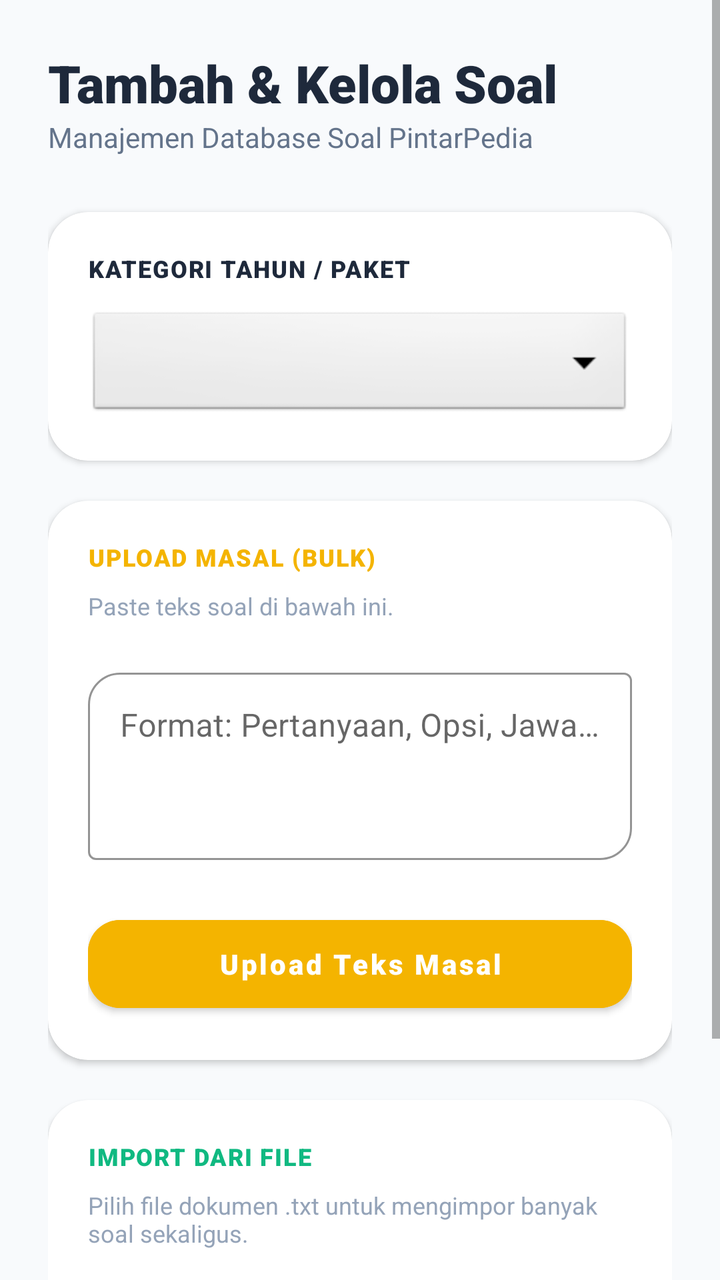
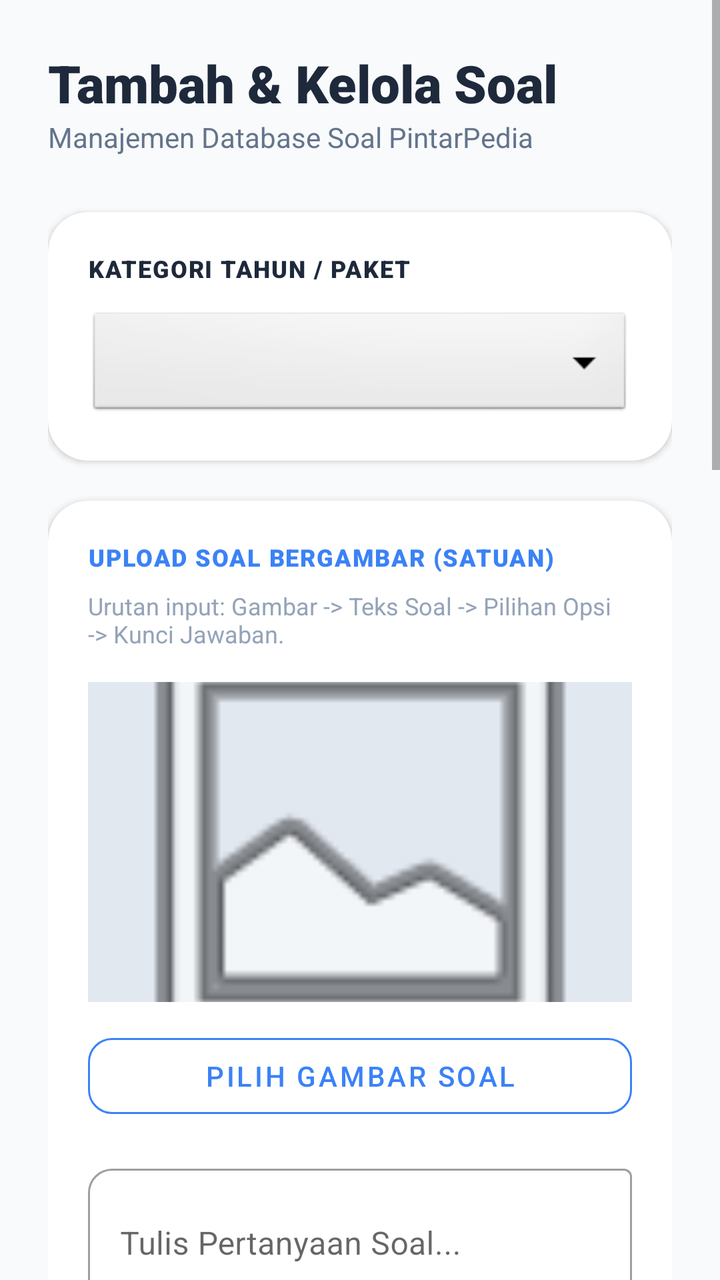

The first picture is an Android layout as it rendered before a commit; the second is the same layout after the commit. The layout source and the unified diff follow.
<!-- AndroidManifest.xml: application theme Theme.PintarPedia -->
<!-- res/layout/activity_admin_add_soal.xml -->
<?xml version="1.0" encoding="utf-8"?>
<ScrollView xmlns:android="http://schemas.android.com/apk/res/android"
    xmlns:app="http://schemas.android.com/apk/res-auto"
    xmlns:tools="http://schemas.android.com/tools"
    android:layout_width="match_parent"
    android:layout_height="match_parent"
    android:background="#F8FAFC"
    android:fillViewport="true"
    tools:ignore="HardcodedText">

    <LinearLayout
        android:layout_width="match_parent"
        android:layout_height="wrap_content"
        android:orientation="vertical"
        android:padding="24dp">

        <TextView
            android:layout_width="wrap_content"
            android:layout_height="wrap_content"
            android:text="Tambah &amp; Kelola Soal"
            android:textColor="#1E293B"
            android:textSize="26sp"
            android:fontFamily="sans-serif-black" />

        <TextView
            android:layout_width="wrap_content"
            android:layout_height="wrap_content"
            android:text="Manajemen Database Soal PintarPedia"
            android:textColor="#64748B"
            android:textSize="14sp"
            android:layout_marginBottom="28dp" />

        
        <com.google.android.material.card.MaterialCardView
            android:layout_width="match_parent"
            android:layout_height="wrap_content"
            android:layout_marginBottom="20dp"
            app:cardCornerRadius="20dp"
            app:cardElevation="2dp"
            app:strokeWidth="0dp">

            <LinearLayout
                android:layout_width="match_parent"
                android:layout_height="wrap_content"
                android:orientation="vertical"
                android:padding="20dp">

                <TextView
                    android:layout_width="wrap_content"
                    android:layout_height="wrap_content"
                    android:text="Kategori Tahun / Paket"
                    android:fontFamily="sans-serif-black"
                    android:textColor="#1E293B"
                    android:textAllCaps="true"
                    android:textSize="12sp"
                    android:letterSpacing="0.05" />

                <Spinner
                    android:id="@+id/spinnerKategori"
                    android:layout_width="match_parent"
                    android:layout_height="56dp"
                    android:layout_marginTop="12dp"
                    android:background="@android:drawable/btn_dropdown" />
            </LinearLayout>
        </com.google.android.material.card.MaterialCardView>

        
        <com.google.android.material.card.MaterialCardView
            android:layout_width="match_parent"
            android:layout_height="wrap_content"
            android:layout_marginBottom="20dp"
            app:cardCornerRadius="20dp"
            app:cardElevation="2dp"
            app:strokeWidth="0dp">

            <LinearLayout
                android:layout_width="match_parent"
                android:layout_height="wrap_content"
                android:orientation="vertical"
                android:padding="20dp">

                <TextView
                    android:layout_width="wrap_content"
                    android:layout_height="wrap_content"
                    android:text="Upload Masal (Bulk)"
                    android:fontFamily="sans-serif-black"
                    android:textColor="#F4B400"
                    android:textAllCaps="true"
                    android:textSize="12sp"
                    android:letterSpacing="0.05"
                    android:layout_marginBottom="8dp" />

                <TextView
                    android:layout_width="wrap_content"
                    android:layout_height="wrap_content"
                    android:text="Paste teks soal di bawah ini."
                    android:textSize="12sp"
                    android:textColor="#94A3B8"
                    android:layout_marginBottom="20dp" />

                <com.google.android.material.textfield.TextInputLayout
                    style="@style/Widget.MaterialComponents.TextInputLayout.OutlinedBox"
                    android:layout_width="match_parent"
                    android:layout_height="wrap_content"
                    android:layout_marginBottom="24dp"
                    app:boxCornerRadiusTopStart="16dp"
                    app:boxCornerRadiusBottomEnd="16dp"
                    app:boxStrokeColor="#F4B400">
                    <com.google.android.material.textfield.TextInputEditText
                        android:id="@+id/etBulkSoal"
                        android:layout_width="match_parent"
                        android:layout_height="wrap_content"
                        android:hint="Format: Pertanyaan, Opsi, Jawaban"
                        android:inputType="textMultiLine"
                        android:minLines="3"
                        android:gravity="top"
                        android:textColor="#1E293B" />
                </com.google.android.material.textfield.TextInputLayout>

                <com.google.android.material.button.MaterialButton
                    android:id="@+id/btnUploadBulk"
                    android:layout_width="match_parent"
                    android:layout_height="56dp"
                    android:text="Upload Teks Masal"
                    android:fontFamily="sans-serif-black"
                    android:textAllCaps="false"
                    app:cornerRadius="16dp"
                    android:backgroundTint="#F4B400"
                    app:elevation="4dp" />

            </LinearLayout>
        </com.google.android.material.card.MaterialCardView>

        
        <com.google.android.material.card.MaterialCardView
            android:layout_width="match_parent"
            android:layout_height="wrap_content"
            android:layout_marginBottom="40dp"
            app:cardCornerRadius="20dp"
            app:cardElevation="2dp"
            app:strokeWidth="0dp">

            <LinearLayout
                android:layout_width="match_parent"
                android:layout_height="wrap_content"
                android:orientation="vertical"
                android:padding="20dp">

                <TextView
                    android:layout_width="wrap_content"
                    android:layout_height="wrap_content"
                    android:text="Import dari File"
                    android:fontFamily="sans-serif-black"
                    android:textColor="#10B981"
                    android:textAllCaps="true"
                    android:textSize="12sp"
                    android:letterSpacing="0.05"
                    android:layout_marginBottom="8dp" />

                <TextView
                    android:layout_width="wrap_content"
                    android:layout_height="wrap_content"
                    android:text="Pilih file dokumen .txt untuk mengimpor banyak soal sekaligus."
                    android:textSize="12sp"
                    android:textColor="#94A3B8"
                    android:layout_marginBottom="20dp" />

                <com.google.android.material.button.MaterialButton
                    android:id="@+id/btnChooseFile"
                    style="@style/Widget.MaterialComponents.Button.OutlinedButton"
                    android:layout_width="match_parent"
                    android:layout_height="60dp"
                    android:text="Pilih File doc/pdf"
                    android:fontFamily="sans-serif-medium"
                    android:textAllCaps="false"
                    app:cornerRadius="16dp"
                    app:strokeColor="#10B981"
                    app:icon="@drawable/ic_book"
                    app:iconGravity="textStart"
                    app:iconTint="#10B981"
                    android:textColor="#10B981" />

            </LinearLayout>
        </com.google.android.material.card.MaterialCardView>

    </LinearLayout>
</ScrollView>
<!-- resources referenced by this layout -->
<resources>
  <!-- drawable ic_book (drawable) -->
  <vector xmlns:android="http://schemas.android.com/apk/res/android" android:autoMirrored="true" android:height="24dp" android:tint="#000000" android:viewportHeight="960" android:viewportWidth="960" android:width="24dp">
        
      <path android:fillColor="@android:color/white" android:pathData="M240,560L560,560L560,480L240,480L240,560ZM240,440L720,440L720,360L240,360L240,440ZM240,320L720,320L720,240L240,240L240,320ZM80,880L80,160Q80,127 103.5,103.5Q127,80 160,80L800,80Q833,80 856.5,103.5Q880,127 880,160L880,640Q880,673 856.5,696.5Q833,720 800,720L240,720L80,880ZM206,640L800,640Q800,640 800,640Q800,640 800,640L800,160Q800,160 800,160Q800,160 800,160L160,160Q160,160 160,160Q160,160 160,160L160,685L206,640ZM160,640L160,640L160,160Q160,160 160,160Q160,160 160,160L160,160Q160,160 160,160Q160,160 160,160L160,640Q160,640 160,640Q160,640 160,640Z"/>
      
  </vector>
  <style name="Theme.PintarPedia" parent="Theme.MaterialComponents.Light.NoActionBar">
          <item name="colorPrimary">#2196F3</item>
          <item name="colorPrimaryVariant">#1976D2</item>
          <item name="colorOnPrimary">@color/white</item>
          <item name="android:windowBackground">@color/white</item>
          <item name="android:statusBarColor">#2196F3</item>
          <item name="android:windowLightStatusBar">false</item>
      </style>
  <color name="white">#FFFFFF</color>
</resources>

<!-- the commit's change to res/layout/activity_admin_add_soal.xml (unified diff, before → after) -->
@@ -61,6 +61,176 @@
                     android:layout_height="56dp"
                     android:layout_marginTop="12dp"
                     android:background="@android:drawable/btn_dropdown" />
+            </LinearLayout>
+        </com.google.android.material.card.MaterialCardView>
+
+        
+        <com.google.android.material.card.MaterialCardView
+            android:layout_width="match_parent"
+            android:layout_height="wrap_content"
+            android:layout_marginBottom="20dp"
+            app:cardCornerRadius="20dp"
+            app:cardElevation="2dp"
+            app:strokeWidth="0dp">
+
+            <LinearLayout
+                android:layout_width="match_parent"
+                android:layout_height="wrap_content"
+                android:orientation="vertical"
+                android:padding="20dp">
+
+                <TextView
+                    android:layout_width="wrap_content"
+                    android:layout_height="wrap_content"
+                    android:text="Upload Soal Bergambar (Satuan)"
+                    android:fontFamily="sans-serif-black"
+                    android:textColor="#3B82F6"
+                    android:textAllCaps="true"
+                    android:textSize="12sp"
+                    android:letterSpacing="0.05"
+                    android:layout_marginBottom="8dp" />
+
+                <TextView
+                    android:layout_width="wrap_content"
+                    android:layout_height="wrap_content"
+                    android:text="Urutan input: Gambar -> Teks Soal -> Pilihan Opsi -> Kunci Jawaban."
+                    android:textSize="12sp"
+                    android:textColor="#94A3B8"
+                    android:layout_marginBottom="16dp" />
+
+                <ImageView
+                    android:id="@+id/ivPreviewSoal"
+                    android:layout_width="match_parent"
+                    android:layout_height="160dp"
+                    android:scaleType="centerCrop"
+                    android:background="#E2E8F0"
+                    android:src="@android:drawable/ic_menu_gallery"
+                    android:contentDescription="Preview Gambar Soal"
+                    android:layout_marginBottom="12dp" />
+
+                <com.google.android.material.button.MaterialButton
+                    android:id="@+id/btnPilihGambar"
+                    style="@style/Widget.MaterialComponents.Button.OutlinedButton"
+                    android:layout_width="match_parent"
+                    android:layout_height="50dp"
+                    android:text="Pilih Gambar Soal"
+                    app:cornerRadius="12dp"
+                    app:strokeColor="#3B82F6"
+                    android:textColor="#3B82F6"
+                    android:layout_marginBottom="16dp"/>
+
+                <com.google.android.material.textfield.TextInputLayout
+                    style="@style/Widget.MaterialComponents.TextInputLayout.OutlinedBox"
+                    android:layout_width="match_parent"
+                    android:layout_height="wrap_content"
+                    android:layout_marginBottom="12dp"
+                    app:boxCornerRadiusTopStart="12dp"
+                    app:boxCornerRadiusBottomEnd="12dp">
+                    <com.google.android.material.textfield.TextInputEditText
+                        android:id="@+id/etSinglePertanyaan"
+                        android:layout_width="match_parent"
+                        android:layout_height="wrap_content"
+                        android:hint="Tulis Pertanyaan Soal..."
+                        android:inputType="textMultiLine"
+                        android:minLines="2" />
+                </com.google.android.material.textfield.TextInputLayout>
+
+                <com.google.android.material.textfield.TextInputLayout
+                    style="@style/Widget.MaterialComponents.TextInputLayout.OutlinedBox"
+                    android:layout_width="match_parent"
+                    android:layout_height="wrap_content"
+                    android:layout_marginBottom="8dp"
+                    app:boxCornerRadiusTopStart="12dp"
+                    app:boxCornerRadiusBottomEnd="12dp">
+                    <com.google.android.material.textfield.TextInputEditText
+                        android:id="@+id/etOpsiA"
+                        android:layout_width="match_parent"
+                        android:layout_height="wrap_content"
+                        android:hint="Pilihan Opsi A" />
+                </com.google.android.material.textfield.TextInputLayout>
+
+                <com.google.android.material.textfield.TextInputLayout
+                    style="@style/Widget.MaterialComponents.TextInputLayout.OutlinedBox"
+                    android:layout_width="match_parent"
+                    android:layout_height="wrap_content"
+                    android:layout_marginBottom="8dp"
+                    app:boxCornerRadiusTopStart="12dp"
+                    app:boxCornerRadiusBottomEnd="12dp">
+                    <com.google.android.material.textfield.TextInputEditText
+                        android:id="@+id/etOpsiB"
+                        android:layout_width="match_parent"
+                        android:layout_height="wrap_content"
+                        android:hint="Pilihan Opsi B" />
+                </com.google.android.material.textfield.TextInputLayout>
+
+                <com.google.android.material.textfield.TextInputLayout
+                    style="@style/Widget.MaterialComponents.TextInputLayout.OutlinedBox"
+                    android:layout_width="match_parent"
+                    android:layout_height="wrap_content"
+                    android:layout_marginBottom="8dp"
+                    app:boxCornerRadiusTopStart="12dp"
+                    app:boxCornerRadiusBottomEnd="12dp">
+                    <com.google.android.material.textfield.TextInputEditText
+                        android:id="@+id/etOpsiC"
+                        android:layout_width="match_parent"
+                        android:layout_height="wrap_content"
+                        android:hint="Pilihan Opsi C" />
+                </com.google.android.material.textfield.TextInputLayout>
+
+                <com.google.android.material.textfield.TextInputLayout
+                    style="@style/Widget.MaterialComponents.TextInputLayout.OutlinedBox"
+                    android:layout_width="match_parent"
+                    android:layout_height="wrap_content"
+                    android:layout_marginBottom="8dp"
+                    app:boxCornerRadiusTopStart="12dp"
+                    app:boxCornerRadiusBottomEnd="12dp">
+                    <com.google.android.material.textfield.TextInputEditText
+                        android:id="@+id/etOpsiD"
+                        android:layout_width="match_parent"
+                        android:layout_height="wrap_content"
+                        android:hint="Pilihan Opsi D" />
+                </com.google.android.material.textfield.TextInputLayout>
+
+                <com.google.android.material.textfield.TextInputLayout
+                    style="@style/Widget.MaterialComponents.TextInputLayout.OutlinedBox"
+                    android:layout_width="match_parent"
+                    android:layout_height="wrap_content"
+                    android:layout_marginBottom="16dp"
+                    app:boxCornerRadiusTopStart="12dp"
+                    app:boxCornerRadiusBottomEnd="12dp">
+                    <com.google.android.material.textfield.TextInputEditText
+                        android:id="@+id/etOpsiE"
+                        android:layout_width="match_parent"
+                        android:layout_height="wrap_content"
+                        android:hint="Pilihan Opsi E" />
+                </com.google.android.material.textfield.TextInputLayout>
+
+                <com.google.android.material.textfield.TextInputLayout
+                    style="@style/Widget.MaterialComponents.TextInputLayout.OutlinedBox"
+                    android:layout_width="match_parent"
+                    android:layout_height="wrap_content"
+                    android:layout_marginBottom="24dp"
+                    app:boxCornerRadiusTopStart="12dp"
+                    app:boxCornerRadiusBottomEnd="12dp">
+                    <com.google.android.material.textfield.TextInputEditText
+                        android:id="@+id/etKunciJawaban"
+                        android:layout_width="match_parent"
+                        android:layout_height="wrap_content"
+                        android:hint="Kunci Jawaban Benar (Contoh: A)"
+                        android:maxLength="1"
+                        android:inputType="textCapCharacters" />
+                </com.google.android.material.textfield.TextInputLayout>
+
+                <com.google.android.material.button.MaterialButton
+                    android:id="@+id/btnSimpanSingleSoal"
+                    android:layout_width="match_parent"
+                    android:layout_height="56dp"
+                    android:text="Simpan Soal Satuan"
+                    android:fontFamily="sans-serif-black"
+                    android:textAllCaps="false"
+                    app:cornerRadius="16dp"
+                    android:backgroundTint="#3B82F6"
+                    app:elevation="4dp" />
             </LinearLayout>
         </com.google.android.material.card.MaterialCardView>
 
